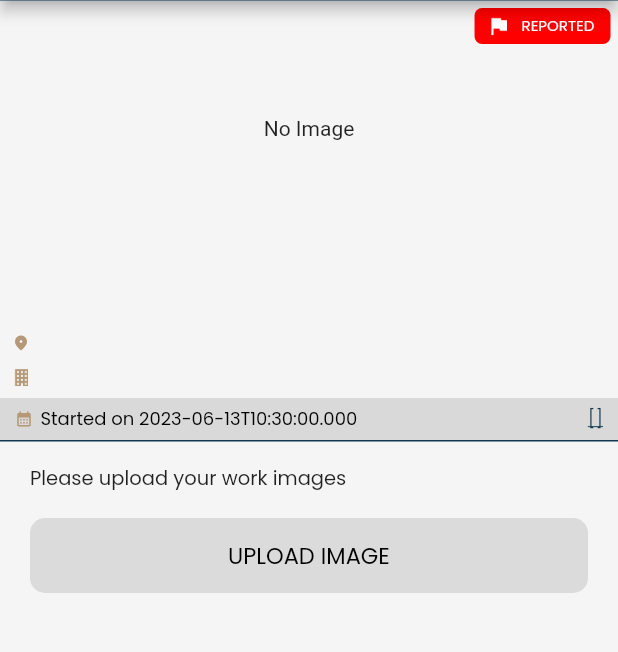
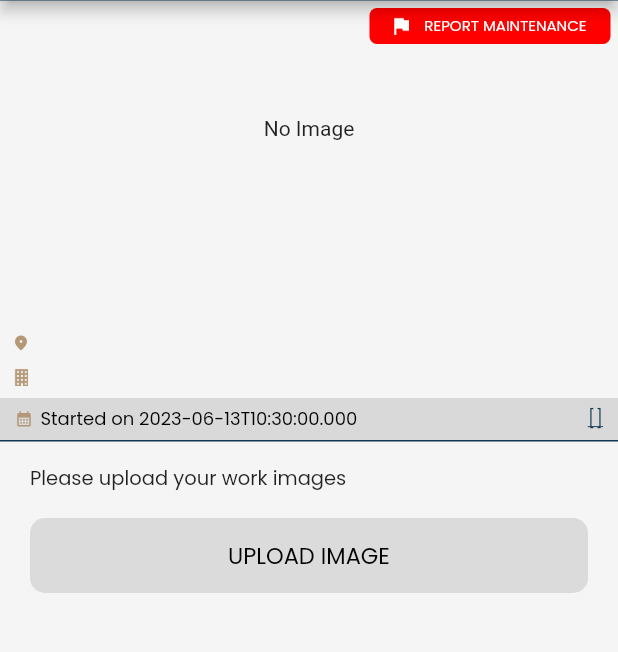
Before and after one commit to infowider11/cleaner_app, a Flutter app: the FinishScreen screen opened directly with empty values, on a phone screen of 412 x 824 dp, the part 109-761 px from its top. Run offline on Flutter 3.47's test engine with Material 2 defaults, Android fonts, the phone set to English and light mode, and no system bars; our stand-ins replace badges, buttons_tabbar, cached_network_image, carousel_slider, dropdown_button2, dropdown_search and 8 more; missing offline and left inert: onesignal_flutter; accounts and stored records are empty; network calls fail.

Commit message:
all feedback done on 13-June

```diff
--- a/lib/Model/user_model.dart
+++ b/lib/Model/user_model.dart
@@ -50,7 +50,7 @@ class User_data {
     userType = json['type']=="1"? UserType.Secratary : json['type']=="2"? UserType.Supervisor :  json['type']=="3"? UserType.Logistics :
                  json['type']=="4"? UserType.Maintenance : UserType.Cleaners ;
     profileImage = json['profile_image'] ?? "";
-    status = json['status'] ?? "";
+    status = json['status'].toString() ?? "";
   }
 
   Map<String, dynamic> toJson() {
--- a/lib/constants/colors.dart
+++ b/lib/constants/colors.dart
@@ -6,6 +6,7 @@ class MyColors{
   static const Color primaryColor = Color(0xff0F3750);
   static const Color arrivalColor = Color(0xfff7f2b2);
   static const Color inHouseColor = Color(0xffc2f7b2);
+  static const Color checkOutColor = Color(0xff72d2f7);
   static const Color scafoldcolor = Color(0xfff5f5f5);
   static const Color appBgColor = Color(0xff332f2e);
   static const Color lightGreyColor = Color(0xFFe8e9e9);
--- a/lib/pages/Maintenance_home_screen.dart
+++ b/lib/pages/Maintenance_home_screen.dart
@@ -336,7 +336,8 @@ class Maintenance_home_screenState extends State<Maintenance_home_screen> with S
                                 items: [day13, day12, day11, day10, day9, day8, day1,day2, day3, day4, day5, day6, day7],
                                 label: 'Select Date',
                                 selectedValue: selectedVal,
-                                width: 120,
+                                width: MediaQuery.of(context).size.width/3,
+                                dropdownwidth: MediaQuery.of(context).size.width/3,
                                 onChange: (val) async{
                                   setState(() {
 
@@ -345,6 +346,7 @@ class Maintenance_home_screenState extends State<Maintenance_home_screen> with S
                                   });
                                   ///calling api here
                                   assigned_task_list();
+                                  cleanerListApi();
                                 },
                               ),
 
@@ -360,7 +362,7 @@ class Maintenance_home_screenState extends State<Maintenance_home_screen> with S
                             maintenance_task_list_data.length == 0 ? Center(child: Lottie.asset(MyImages.no_data)) : ListView.builder(
                               itemCount: maintenance_task_list_data.length,
                               itemBuilder: (context, index) {
-
+                                print( 'checking_type===${maintenance_task_list_data[index]['work_priority'].runtimeType}',);
                                 if(
                                 maintenance_task_list_data[index]['apartment']['name'].toString().toLowerCase().contains(search.text) ||
                                     maintenance_task_list_data[index]['apartment']['location'].toString().toLowerCase().contains(search.text) ||
--- a/lib/pages/My_created_task_list.dart
+++ b/lib/pages/My_created_task_list.dart
@@ -403,6 +403,8 @@ class _My_created_task_listState extends State<My_created_task_list> {
                   color:
                   task_list_data[index]['color_status'].toString() == "1" && (userDataNotifier.value?.userType == UserType.Supervisor || userDataNotifier.value?.userType == UserType.Logistics || userDataNotifier.value?.userType == UserType.Maintenance )? MyColors.arrivalColor :
                   task_list_data[index]['color_status'].toString() == "2" && (userDataNotifier.value?.userType == UserType.Supervisor || userDataNotifier.value?.userType == UserType.Logistics || userDataNotifier.value?.userType == UserType.Maintenance ) ? MyColors.inHouseColor :
+                  task_list_data[index]['color_status'].toString() == "3" && (userDataNotifier.value?.userType == UserType.Supervisor || userDataNotifier.value?.userType == UserType.Logistics || userDataNotifier.value?.userType == UserType.Maintenance ) ? MyColors.black54Color.withOpacity(0.2) :
+                  task_list_data[index]['color_status'].toString() == "4" && (userDataNotifier.value?.userType == UserType.Supervisor || userDataNotifier.value?.userType == UserType.Logistics || userDataNotifier.value?.userType == UserType.Maintenance ) ? MyColors.checkOutColor.withOpacity(0.2) :
                   MyColors.whiteColor,
                 ),
                 child:
--- a/lib/pages/finishscreen.dart
+++ b/lib/pages/finishscreen.dart
@@ -290,16 +290,18 @@ class _FinishScreenState extends State<FinishScreen> {
                   right: 5,
                   child: RoundEdgedButton(
                     icon:MyImages.flag ,
-                    text: widget.taskDetail!['is_report'].toString() == '0' ?  'REPORT MAINTENANCE' : 'REPORTED',
+                    // text: widget.taskDetail!['is_report'].toString() == '0' ?  'REPORT MAINTENANCE' : 'REPORTED',
+                    text:  'REPORT MAINTENANCE' ,
                     fontSize: 10,
-                    width: widget.taskDetail!['is_report'].toString() == '0' ? size_width*0.38 : size_width*0.22,
+                    // width: widget.taskDetail!['is_report'].toString() == '0' ? size_width*0.38 : size_width*0.22,
+                    width:  size_width*0.39 ,
                     height: 24,
                     verticalMargin:5,
                     verticalPadding: 0,
                     borderRadius: 5,
                     onTap:() async{
 
-                      if(widget.taskDetail!['is_report'].toString() == '0') {
+                      // if(widget.taskDetail!['is_report'].toString() == '0') {
                        await showDialog(
                           context: context,
                           builder: (ctx) =>
@@ -315,9 +317,9 @@ class _FinishScreenState extends State<FinishScreen> {
                         );
 
                        taskDetails();
-                      }else{
-                        toast('This task already been reported');
-                      }
+                      // }else{
+                      //   toast('This task already been reported');
+                      // }
                     },
 
                   ),
@@ -343,7 +345,14 @@ class _FinishScreenState extends State<FinishScreen> {
                 children: [
                   Icon(Icons.location_on_rounded,color: Color(0xffB49877),size:12,),
                   hSizedBox05,
-                  ParagraphText('${widget.taskDetail!['apartment']['location']}',color: Colors.black,fontSize: 12,),
+                  SizedBox(
+                    width: MediaQuery.of(context).size.width/1.3,
+                    child: Wrap(
+                      children: [
+                        ParagraphText('${widget.taskDetail!['apartment']['location']}', maxline:2, color: Colors.black,fontSize: 12,),
+                      ],
+                    ),
+                  ),
 
                 ],
               ),
--- a/lib/widgets/workcard.dart
+++ b/lib/widgets/workcard.dart
@@ -47,6 +47,8 @@ class WorkCard extends StatelessWidget {
             color:
             ListData['color_status'].toString() == "1" && (userDataNotifier.value?.userType == UserType.Supervisor || userDataNotifier.value?.userType == UserType.Logistics || userDataNotifier.value?.userType == UserType.Maintenance || isMaintenance == false)? MyColors.arrivalColor :
             ListData['color_status'].toString() == "2" && (userDataNotifier.value?.userType == UserType.Supervisor || userDataNotifier.value?.userType == UserType.Logistics || userDataNotifier.value?.userType == UserType.Maintenance || isMaintenance == false) ? MyColors.inHouseColor :
+            ListData['color_status'].toString() == "3" && (userDataNotifier.value?.userType == UserType.Supervisor || userDataNotifier.value?.userType == UserType.Logistics || userDataNotifier.value?.userType == UserType.Maintenance || isMaintenance == false) ? MyColors.black54Color.withOpacity(0.2) :
+            ListData['color_status'].toString() == "4" && (userDataNotifier.value?.userType == UserType.Supervisor || userDataNotifier.value?.userType == UserType.Logistics || userDataNotifier.value?.userType == UserType.Maintenance || isMaintenance == false) ? MyColors.checkOutColor.withOpacity(0.2) :
             MyColors.whiteColor,
             borderRadius: BorderRadius.circular(8)),
         child: Column(
@@ -236,6 +238,7 @@ class WorkCard extends StatelessWidget {
                                               width: 12,
                                             ),
                                             hSizedBox05,
+                                            // if(ListData['apartment_type'] != [])
                                             ParagraphText(
                                               '${ListData['apartment_type']['name']}',
                                               color: Colors.black,
@@ -254,9 +257,10 @@ class WorkCard extends StatelessWidget {
                                                       fontFamily: 'Regular',
                                                       fontSize: 12),
                                                   children: [
-                                                TextSpan(
-                                                  text:
-                                                      '${ListData['work_priority']['title']}',
+                                                    ListData['work_priority'].runtimeType.toString() == 'List<dynamic>' ?
+                                                      TextSpan(text: ''):
+                                                    TextSpan(
+                                                  text: '${ListData['work_priority']['title']}',
                                                   style: TextStyle(
                                                       color: Color(0xffFFCA0D),
                                                       fontFamily: 'Regular',
@@ -795,8 +799,6 @@ class _ReportCardState extends State<ReportCard> {
                         onTap: () {
                           if (title.text != "" && location.text != "" && selectedimage != null) {
                             Map temp = {
-                              // 'title': title.text,
-                              // 'address': location.text,
                               'image': selectedimage,
                             };
 
@@ -853,6 +855,8 @@ class _ReportCardState extends State<ReportCard> {
                           img['images[$i]'] = data[i]['image'];
                         }
 
+                        print("report maintenance== ${request}");
+                        print("image_is== ${img}");
                         final response = await Webservices.postDataWithImageFunction(body: request, files: img, context: context, apiUrl: ApiUrls.report_maintenance);
 
                       this.setState(() {
```
Also changed, not shown: lib/pages/homescreen.dart (+16 -15 lines), lib/pages/taskdetailsscreen.dart (+62 -44 lines).
